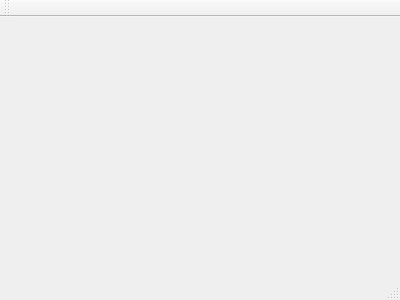
Qt form GUI/MainWindow.ui (i800/ChatteeClient) before a commit.
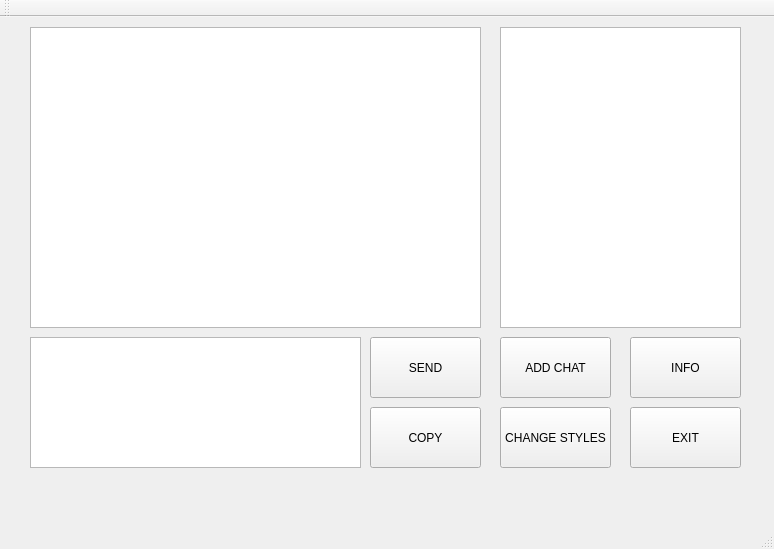
The same form after that commit.

Patch:
```diff
--- a/GUI/MainWindow.ui
+++ b/GUI/MainWindow.ui
@@ -1,24 +1,148 @@
 <ui version="4.0">
  <class>MainWindow</class>
- <widget class="QMainWindow" name="MainWindow" >
-  <property name="geometry" >
+ <widget class="QMainWindow" name="MainWindow">
+  <property name="geometry">
    <rect>
     <x>0</x>
     <y>0</y>
-    <width>400</width>
-    <height>300</height>
+    <width>774</width>
+    <height>549</height>
    </rect>
   </property>
   <property name="windowTitle" >
    <string>MainWindow</string>
   </property>
-  <widget class="QMenuBar" name="menuBar" />
-  <widget class="QToolBar" name="mainToolBar" />
-  <widget class="QWidget" name="centralWidget" />
-  <widget class="QStatusBar" name="statusBar" />
+  <widget class="QWidget" name="centralWidget">
+   <widget class="QListView" name="listView">
+    <property name="geometry">
+     <rect>
+      <x>30</x>
+      <y>10</y>
+      <width>451</width>
+      <height>301</height>
+     </rect>
+    </property>
+   </widget>
+   <widget class="QTextEdit" name="textEdit">
+    <property name="geometry">
+     <rect>
+      <x>30</x>
+      <y>320</y>
+      <width>331</width>
+      <height>131</height>
+     </rect>
+    </property>
+   </widget>
+   <widget class="QPushButton" name="sendButton">
+    <property name="geometry">
+     <rect>
+      <x>370</x>
+      <y>320</y>
+      <width>111</width>
+      <height>61</height>
+     </rect>
+    </property>
+    <property name="text">
+     <string>SEND</string>
+    </property>
+   </widget>
+   <widget class="QPushButton" name="copyButton">
+    <property name="geometry">
+     <rect>
+      <x>370</x>
+      <y>390</y>
+      <width>111</width>
+      <height>61</height>
+     </rect>
+    </property>
+    <property name="text">
+     <string>COPY</string>
+    </property>
+   </widget>
+   <widget class="QListView" name="listView_2">
+    <property name="geometry">
+     <rect>
+      <x>500</x>
+      <y>10</y>
+      <width>241</width>
+      <height>301</height>
+     </rect>
+    </property>
+   </widget>
+   <widget class="QPushButton" name="addUserButton">
+    <property name="geometry">
+     <rect>
+      <x>500</x>
+      <y>320</y>
+      <width>111</width>
+      <height>61</height>
+     </rect>
+    </property>
+    <property name="text">
+     <string>ADD CHAT</string>
+    </property>
+   </widget>
+   <widget class="QPushButton" name="infoButton">
+    <property name="geometry">
+     <rect>
+      <x>630</x>
+      <y>320</y>
+      <width>111</width>
+      <height>61</height>
+     </rect>
+    </property>
+    <property name="text">
+     <string>INFO</string>
+    </property>
+   </widget>
+   <widget class="QPushButton" name="changeStyleButton">
+    <property name="geometry">
+     <rect>
+      <x>500</x>
+      <y>390</y>
+      <width>111</width>
+      <height>61</height>
+     </rect>
+    </property>
+    <property name="text">
+     <string>CHANGE STYLES</string>
+    </property>
+   </widget>
+   <widget class="QPushButton" name="exitButton">
+    <property name="geometry">
+     <rect>
+      <x>630</x>
+      <y>390</y>
+      <width>111</width>
+      <height>61</height>
+     </rect>
+    </property>
+    <property name="text">
+     <string>EXIT</string>
+    </property>
+   </widget>
+  </widget>
+  <widget class="QMenuBar" name="menuBar">
+   <property name="geometry">
+    <rect>
+     <x>0</x>
+     <y>0</y>
+     <width>774</width>
+     <height>25</height>
+    </rect>
+   </property>
+  </widget>
+  <widget class="QToolBar" name="mainToolBar">
+   <attribute name="toolBarArea">
+    <enum>TopToolBarArea</enum>
+   </attribute>
+   <attribute name="toolBarBreak">
+    <bool>false</bool>
+   </attribute>
+  </widget>
+  <widget class="QStatusBar" name="statusBar"/>
  </widget>
- <layoutDefault spacing="6" margin="11" />
- <pixmapfunction></pixmapfunction>
+ <layoutdefault spacing="6" margin="11"/>
  <resources/>
  <connections/>
 </ui>
```
Left out of the diff: 3 changed lines with no effect on the pictures.
